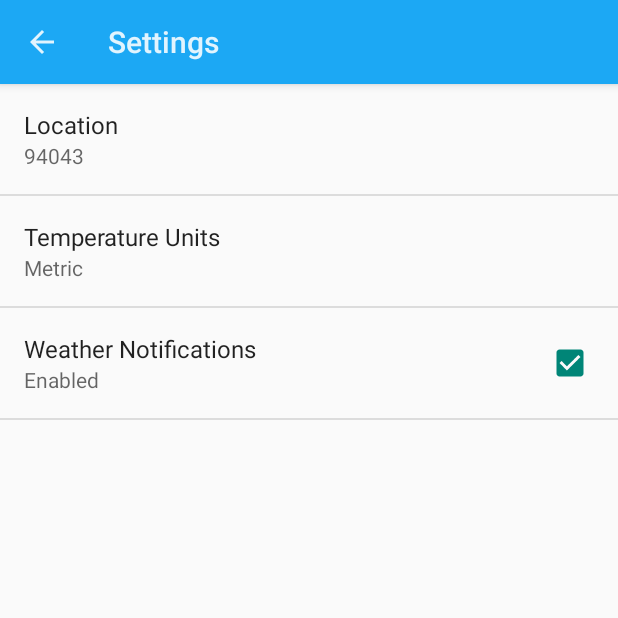
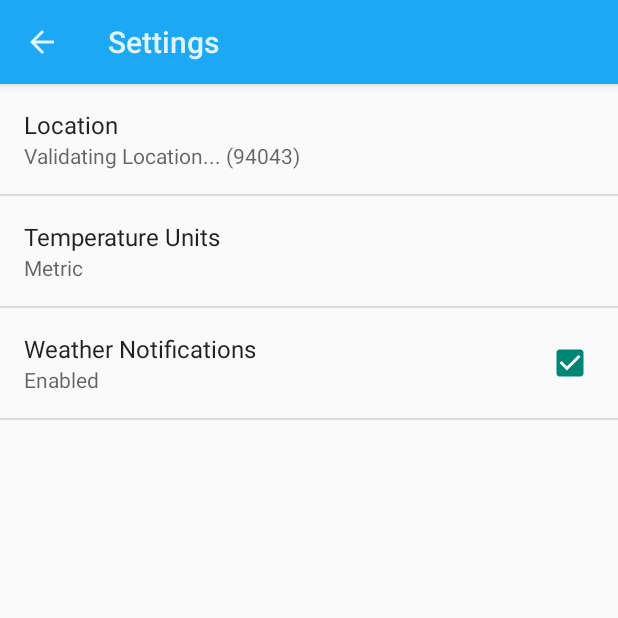
Before and after one commit to zacharytamas/android-sunshine, an Android app: the SettingsActivity screen opened directly, with no data from a screen before it, on a phone screen of 412 x 824 dp, the top half of it. Run offline under Robolectric (Android 15) with nearby library versions, the phone set to English and light mode, and no system bars.

Commit message:
Show the location status as it is validated

```diff
--- a/app/src/main/java/com/example/android/sunshine/app/SettingsActivity.java
+++ b/app/src/main/java/com/example/android/sunshine/app/SettingsActivity.java
@@ -1,18 +1,3 @@
-/*
- * Copyright (C) 2015 The Android Open Source Project
- *
- * Licensed under the Apache License, Version 2.0 (the "License");
- * you may not use this file except in compliance with the License.
- * You may obtain a copy of the License at
- *
- *      http://www.apache.org/licenses/LICENSE-2.0
- *
- * Unless required by applicable law or agreed to in writing, software
- * distributed under the License is distributed on an "AS IS" BASIS,
- * WITHOUT WARRANTIES OR CONDITIONS OF ANY KIND, either express or implied.
- * See the License for the specific language governing permissions and
- * limitations under the License.
- */
 package com.example.android.sunshine.app;
 
 import android.annotation.TargetApi;
@@ -95,10 +80,28 @@ public class SettingsActivity extends PreferenceActivity
             if (prefIndex >= 0) {
                 preference.setSummary(listPreference.getEntries()[prefIndex]);
             }
+        } else if (key.equals(getString(R.string.pref_location_key))) {
+            @SunshineSyncAdapter.LocationStatus int status = Utility.getLocationStatus(this);
+            switch (status) {
+                case SunshineSyncAdapter.LOCATION_STATUS_OK:
+                    preference.setSummary(stringValue);
+                    break;
+                case SunshineSyncAdapter.LOCATION_STATUS_UNKNOWN:
+                    preference.setSummary(getString(R.string.pref_location_unknown_description, value.toString()));
+                    break;
+                case SunshineSyncAdapter.LOCATION_STATUS_INVALID:
+                    preference.setSummary(getString(R.string.pref_location_error_description, value.toString()));
+                    break;
+                default:
+                    // Note --- if the server is down we still assume the value
+                    // is valid
+                    preference.setSummary(stringValue);
+            }
         } else {
             // For other preferences, set the summary to the value's simple string representation.
             preference.setSummary(stringValue);
         }
+
     }
 
     // This gets called before the preference is changed
@@ -120,6 +123,10 @@ public class SettingsActivity extends PreferenceActivity
         } else if ( key.equals(getString(R.string.pref_units_key)) ) {
             // units have changed. update lists of weather entries accordingly
             getContentResolver().notifyChange(WeatherContract.WeatherEntry.CONTENT_URI, null);
+        } else if ( key.equals(getString(R.string.pref_location_status_key)) ) {
+            // our location status has changed.  Update the summary accordingly
+            Preference locationPreference = findPreference(getString(R.string.pref_location_key));
+            bindPreferenceSummaryToValue(locationPreference);
         }
     }
 
--- a/app/src/main/res/values/strings.xml
+++ b/app/src/main/res/values/strings.xml
@@ -104,4 +104,8 @@
     <string name="empty_forecast_list_server_error">No weather information available. The server is not returning valid data. Please check for an updated version of Sunshine.</string>
     <string name="empty_forecast_list_invalid_location">No weather information available. The location in settings is not recognized by the weather server.</string>
 
+    <!-- Strings used when displaying the state of the Location in settings -->
+    <string name="pref_location_error_description">Invalid Location (<xliff:g id="location_setting">%1$s</xliff:g>)"</string>
+    <string name="pref_location_unknown_description">Validating Location... (<xliff:g id="location_setting">%1$s</xliff:g>)"</string>
+
 </resources>
```
